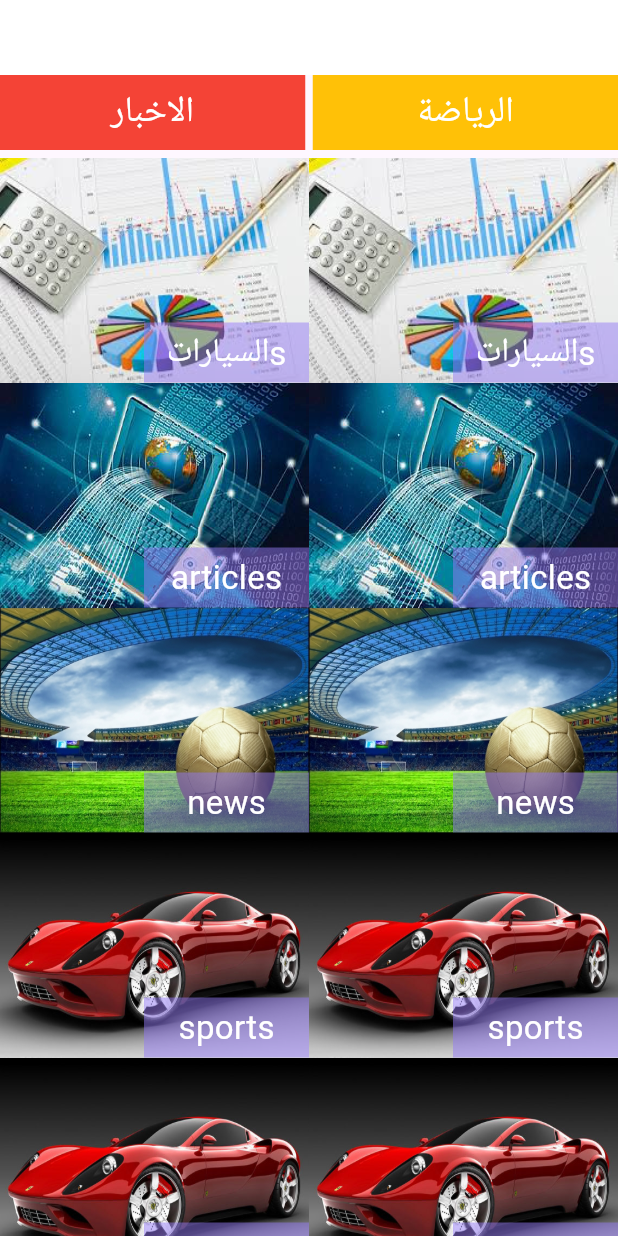
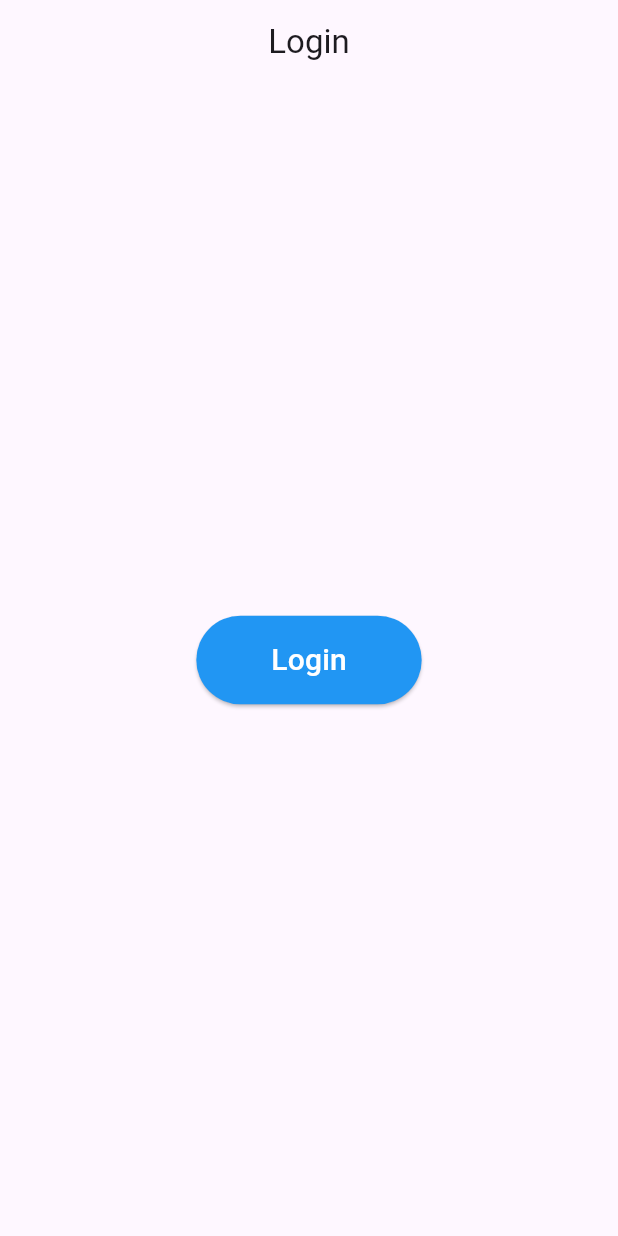
Before and after one commit to youssef-hadwa/hi_flutter, a Flutter app: the screen it shows after launch, on a phone screen of 412 x 824 dp. Run offline on Flutter 3.47's test engine with Material 3 defaults, Android fonts, the phone set to English and light mode, and no system bars.

Commit message:
27/1 : Refactor app structure: implement routing, add item model, and enhance UI components ,

```diff
--- a/lib/main.dart
+++ b/lib/main.dart
@@ -7,5 +7,5 @@ void main() {
 
   runApp(
       // Root widget of the application
-      MyApp());
+      const MyApp());
 }
--- a/lib/my_app.dart
+++ b/lib/my_app.dart
@@ -1,5 +1,7 @@
 import 'package:flutter/material.dart';
+import 'package:hi_flutter/views/counter_view.dart';
 import 'package:hi_flutter/views/home_view.dart';
+import 'package:hi_flutter/views/login_view.dart';
 import 'package:hi_flutter/widgets/grid_item.dart';
 
 class MyApp extends StatelessWidget {
@@ -9,8 +11,15 @@ class MyApp extends StatelessWidget {
 
   @override
   Widget build(BuildContext context) {
-    return const MaterialApp(
-      home: Homeview(),
+    return MaterialApp(
+      // home: Homeview(),
+      // initialRoute: '/',
+      routes: {
+        '/': (context) => const LoginView(),
+        Homeview.routName: (context) => Homeview(),
+        CounterView.routName: (context) => CounterView(),
+      },
+      debugShowCheckedModeBanner: false,
     );
   }
 }
--- /dev/null
+++ b/lib/views/login_view.dart
@@ -0,0 +1,41 @@
+import 'package:flutter/material.dart';
+import 'package:hi_flutter/views/home_view.dart';
+
+class LoginView extends StatelessWidget {
+  // static const String routName = 'login';
+  const LoginView({super.key});
+
+  @override
+  Widget build(BuildContext context) {
+    return Scaffold(
+      appBar: AppBar(
+        title: Text('Login'),
+        centerTitle: true,
+      ),
+      body: Center(
+        child: ElevatedButton(
+          style: ElevatedButton.styleFrom(
+            primary: Colors.blue,
+            padding: EdgeInsets.symmetric(
+              horizontal: 50,
+              vertical: 15,
+            ),
+          ),
+          child: Text("Login",
+              style: TextStyle(
+                fontSize: 20,
+                color: Colors.white,
+              )),
+          onPressed: () {
+            // Navigator.of(context).pushNamed(Homeview.routName);
+            Navigator.push(
+                context,
+                MaterialPageRoute(
+                  builder: (context) => Homeview(),
+                ));
+          },
+        ),
+      ),
+    );
+  }
+}
--- a/lib/widgets/custom_column.dart
+++ b/lib/widgets/custom_column.dart
@@ -1,4 +1,5 @@
 import 'package:flutter/material.dart';
+import 'package:hi_flutter/models/item_model.dart';
 import 'package:hi_flutter/widgets/grid_item.dart';
 
 class NewsColumn extends StatelessWidget {
@@ -6,42 +7,55 @@ class NewsColumn extends StatelessWidget {
     super.key,
   });
 
+  // posts / items
+  // List < posts >? ?
+
+  //  ui dyniamic  based on  content
+
+  // list view / grid view
+
   @override
   Widget build(BuildContext context) {
     return Column(
       children: [
         CustomGridItem(
-          title: 'السياراتs',
-          imagePath: 'assets/images/الاقتصاد.jpg',
+          item: ItemModel(
+              title: ' cars', imagePath: 'assets/images/السيارات.jpg'),
         ),
+
         CustomGridItem(
-          title: 'articles',
-          imagePath: 'assets/images/التكنولوجيا.jpg',
-        ),
-        CustomGridItem(
-          title: 'news',
-          imagePath: 'assets/images/الرياضة.jpg',
-        ),
-        CustomGridItem(
-          title: 'sports',
-          imagePath: 'assets/images/السيارات.jpg',
-        ),
-        CustomGridItem(
-          title: 'السياراتs',
-          imagePath: 'assets/images/السيارات.jpg',
-        ),
-        CustomGridItem(
-          title: 'articles',
-          imagePath: 'assets/images/السيارات.jpg',
-        ),
-        CustomGridItem(
-          title: 'news',
-          imagePath: 'assets/images/السيارات.jpg',
-        ),
-        CustomGridItem(
-          title: 'sports',
-          imagePath: 'assets/images/السيارات.jpg',
-        ),
+            item: ItemModel(
+                title: ' technology',
+                imagePath: 'assets/images/التكنولوجيا.jpg')),
+
+        // CustomGridItem(
+        //   title: 'articles',
+        //   imagePath: 'assets/images/التكنولوجيا.jpg',
+        // ),
+        // CustomGridItem(
+        //   title: 'news',
+        //   imagePath: 'assets/images/الرياضة.jpg',
+        // ),
+        // CustomGridItem(
+        //   title: 'sports',
+        //   imagePath: 'assets/images/السيارات.jpg',
+        // ),
+        // CustomGridItem(
+        //   title: 'السياراتs',
+        //   imagePath: 'assets/images/السيارات.jpg',
+        // ),
+        // CustomGridItem(
+        //   title: 'articles',
+        //   imagePath: 'assets/images/السيارات.jpg',
+        // ),
+        // CustomGridItem(
+        //   title: 'news',
+        //   imagePath: 'assets/images/السيارات.jpg',
+        // ),
+        // CustomGridItem(
+        //   title: 'sports',
+        //   imagePath: 'assets/images/السيارات.jpg',
+        // ),
       ],
     );
   }
--- a/lib/widgets/grid_item.dart
+++ b/lib/widgets/grid_item.dart
@@ -5,13 +5,15 @@
 ///
 ///
 import 'package:flutter/material.dart';
+import 'package:hi_flutter/models/item_model.dart';
 
 class CustomGridItem extends StatelessWidget {
-  final String title;
-  final String imagePath;
+  final ItemModel item;
 
-  const CustomGridItem(
-      {super.key, required this.title, required this.imagePath});
+  const CustomGridItem({
+    required this.item,
+    super.key,
+  });
 
   @override
   Widget build(BuildContext context) {
@@ -19,9 +21,9 @@ class CustomGridItem extends StatelessWidget {
       alignment: Alignment.bottomRight,
       children: [
         Image.asset(
-          imagePath,
+          item.imagePath,
           height: 150,
-          // width: 200,
+          width: 200,
           fit: BoxFit.fill,
         ),
         Container(
@@ -30,7 +32,7 @@ class CustomGridItem extends StatelessWidget {
           color: Color.fromRGBO(147, 122, 245, 0.5),
           child: Center(
             child: Text(
-               title,
+              item.title,
               // textAlign: TextAlign.center,
               style: TextStyle(fontSize: 22, color: Colors.white),
             ),
```
Also changed, not shown: lib/models/item_model.dart (added, +24 -0 lines), lib/views/counter_view.dart (added, +52 -0 lines), lib/views/home_view.dart (+110 -24 lines).
